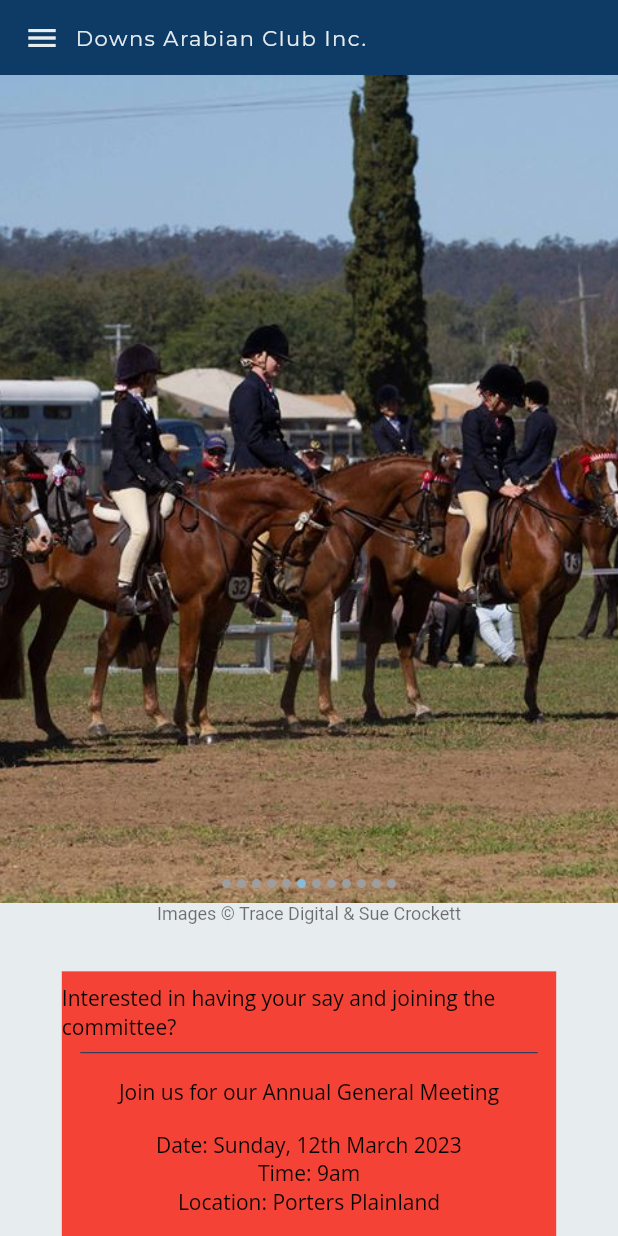
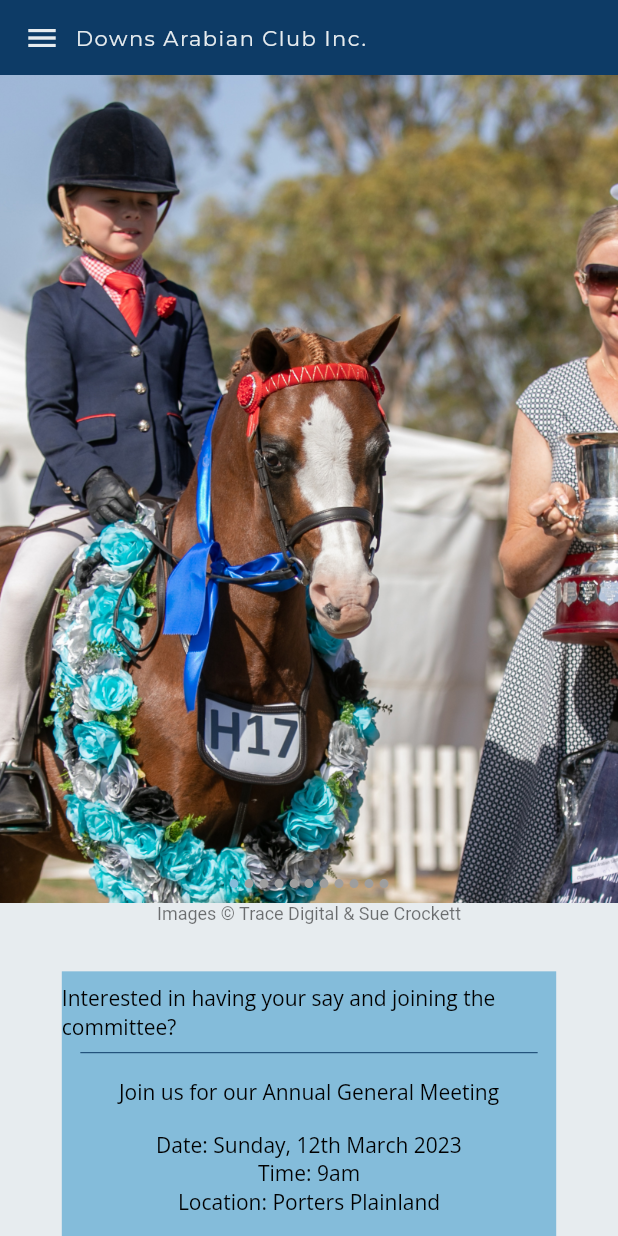
Before and after one commit to sarah-parker/DACI, a Flutter app: the Committee screen opened by its route, after a tap on "Downs Arabian Club Inc.", on a phone screen of 412 x 824 dp. Run offline on Flutter 3.47's test engine with Material 2 defaults, Android fonts, the phone set to English and light mode, and no system bars; drawn by our look-alikes of flutter_image_slideshow; our stand-ins replace go_router, google_fonts, url_strategy; missing offline and left inert: dart:html, seo_renderer; statements that could not run were skipped.

Commit message:
feat: update images & sitemap

```diff
--- a/lib/pages/committee/committee.dart
+++ b/lib/pages/committee/committee.dart
@@ -34,17 +34,19 @@ class Committee extends StatelessWidget {
                       child: Image.asset('images/slideshow/Social.jpg', fit: BoxFit.cover)),
                   ImageRenderer(
                       alt: 'Downs Arabian Club Top Of The Range Show',
-                      child: Image.asset('images/slideshow/TOTR9.jpg', fit: BoxFit.cover)),
+                      child: Image.asset('images/slideshow/Xmas-party-22.jpg', fit: BoxFit.cover)),
                   ImageRenderer(
                       alt: 'Downs Arabian Club Youth & Non-Pro Show',
-                      child: Image.asset('images/slideshow/YouNP3.jpg', fit: BoxFit.cover)),
+                      child:
+                          Image.asset('images/slideshow/Xmas-party-22.1.jpg', fit: BoxFit.cover)),
                   ImageRenderer(
                     alt: 'Downs Arabian Club Youth & Non-Pro Show',
-                    child: Image.asset('images/slideshow/YouNP2.jpeg', fit: BoxFit.cover),
+                    child: Image.asset('images/slideshow/Xmas-party-22.2.jpg', fit: BoxFit.cover),
                   ),
                   ImageRenderer(
                       alt: 'Downs Arabian Club Top Of The Range Show',
-                      child: Image.asset('images/slideshow/TOTR6.jpg', fit: BoxFit.cover)),
+                      child:
+                          Image.asset('images/slideshow/Xmas-party-22.3.jpg', fit: BoxFit.cover)),
                 ],
               ),
             ),
--- a/lib/pages/home/home.dart
+++ b/lib/pages/home/home.dart
@@ -30,7 +30,6 @@ class _HomeState extends State<Home> {
                 Image.asset('images/slideshow/HOTY.jpg', fit: BoxFit.cover),
                 Image.asset('images/slideshow/Committee.jpg', fit: BoxFit.cover),
                 Image.asset('images/slideshow/TOTR.jpg', fit: BoxFit.cover),
-                Image.asset('images/slideshow/YouNP.jpg', fit: BoxFit.cover),
                 Image.asset('images/slideshow/YouNP1.jpg', fit: BoxFit.cover),
                 Image.asset('images/slideshow/YouNP3.jpg', fit: BoxFit.cover),
                 Image.asset('images/slideshow/TOTR1.jpg', fit: BoxFit.cover),
--- a/lib/pages/home/widgets/agm_notice.dart
+++ b/lib/pages/home/widgets/agm_notice.dart
@@ -1,7 +1,8 @@
-import 'package:daci/widgets/screen_size.dart';
 import 'package:flutter/material.dart';
 import 'package:seo_renderer/seo_renderer.dart';
 import 'package:url_launcher/url_launcher.dart';
+
+import 'package:daci/widgets/screen_size.dart';
 
 class AgmNotice extends StatelessWidget {
   final Size screenSize;
@@ -18,7 +19,7 @@ class AgmNotice extends StatelessWidget {
               ScreenSizeWidget.isSmallScreen(context) ? screenSize.width : screenSize.width * .3,
           minWidth: screenSize.width * .3),
       child: Container(
-        color: Colors.red, //Theme.of(context).primaryColor,
+        color: Theme.of(context).primaryColor,
         child: Column(
           mainAxisAlignment: MainAxisAlignment.start,
           mainAxisSize: MainAxisSize.min,
--- a/lib/pages/home/widgets/large_screen.dart
+++ b/lib/pages/home/widgets/large_screen.dart
@@ -1,10 +1,9 @@
-import 'package:daci/pages/home/widgets/agm_notice.dart';
 import 'package:flutter/material.dart';
 import 'package:seo_renderer/seo_renderer.dart';
 
 import 'package:daci/constants/text.dart';
+import 'package:daci/pages/home/widgets/agm_notice.dart';
 import 'package:daci/pages/home/widgets/upcoming_events.dart';
-// import 'package:daci/theme/theme_constants.dart';
 
 class HomeLarge extends StatelessWidget {
   final Size screenSize;
--- a/lib/pages/home/widgets/small_screen.dart
+++ b/lib/pages/home/widgets/small_screen.dart
@@ -1,8 +1,8 @@
-import 'package:daci/pages/home/widgets/agm_notice.dart';
 import 'package:flutter/material.dart';
 import 'package:seo_renderer/seo_renderer.dart';
 
 import 'package:daci/constants/text.dart';
+import 'package:daci/pages/home/widgets/agm_notice.dart';
 import 'package:daci/pages/home/widgets/upcoming_events.dart';
 
 class HomeSmall extends StatelessWidget {
--- a/lib/pages/home/widgets/upcoming_events.dart
+++ b/lib/pages/home/widgets/upcoming_events.dart
@@ -1,10 +1,10 @@
 import 'package:flutter/material.dart';
 import 'package:go_router/go_router.dart';
 import 'package:seo_renderer/seo_renderer.dart';
+import 'package:url_launcher/url_launcher.dart';
 
 import 'package:daci/models/button_data.dart';
 import 'package:daci/widgets/screen_size.dart';
-import 'package:url_launcher/url_launcher.dart';
 
 class UpcomingEvents extends StatelessWidget {
   final Size screenSize;
--- a/pubspec.yaml
+++ b/pubspec.yaml
@@ -18,7 +18,8 @@ publish_to: "none" # Remove this line if you wish to publish to pub.dev
 version: 1.0.0+1
 
 environment:
-  sdk: ">=2.16.2 <3.0.0"
+  sdk: ">=2.19.2 <3.0.0"
+  flutter: "^3.7.5"
 
 # Dependencies specify other packages that your package needs in order to work.
 # To automatically upgrade your package dependencies to the latest versions
@@ -33,7 +34,7 @@ dependencies:
   flutter_html: ^3.0.0-alpha.6
   flutter_image_slideshow: ^0.1.2
   go_router: ^6.0.6
-  google_fonts: ^3.0.1
+  google_fonts: ^4.0.3
   open_file: ^3.2.1
   selectable: ^0.2.11
   seo_renderer: ^0.6.0
```
Also changed, not shown: lib/pages/admin/admin.dart (deleted, +0 -92 lines), lib/pages/younp/entry.dart (+40 -40 lines), lib/pages/younp/younp.dart (+4 -4 lines), lib/widgets/entry_form.dart (+40 -40 lines), images/slideshow/Xmas-party-22.1.jpg (added), images/slideshow/Xmas-party-22.2.jpg (added), images/slideshow/Xmas-party-22.3.jpg (added), images/slideshow/Xmas-party-22.jpg (added), images/slideshow/YouNP.jpg (deleted), images/slideshow/younp-prizes.jpg (added), images/slideshow/younp22-winners.jpg (added), pubspec.lock, 2 other files.
